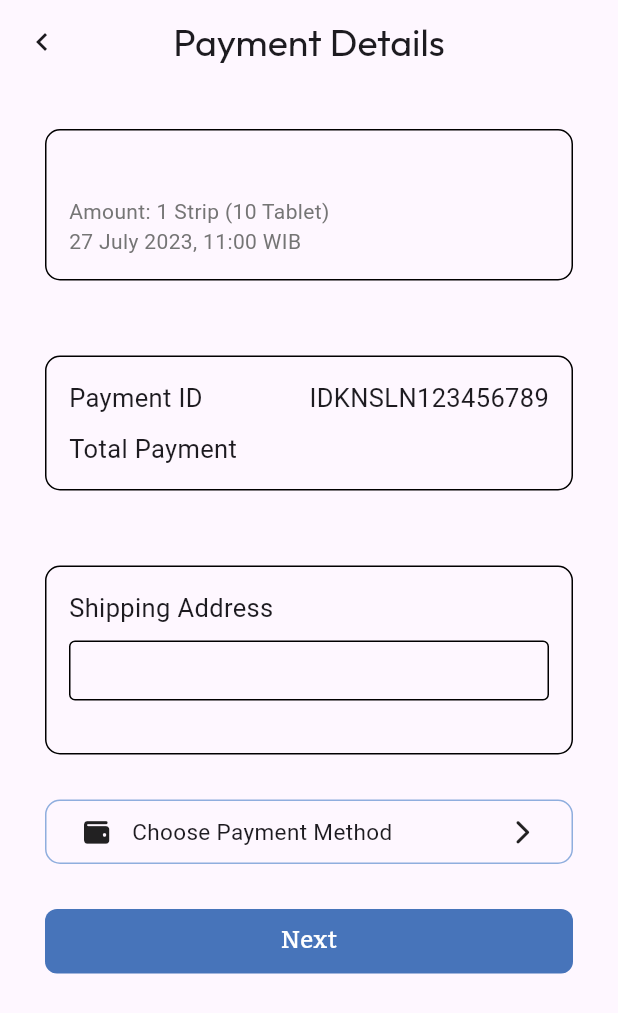
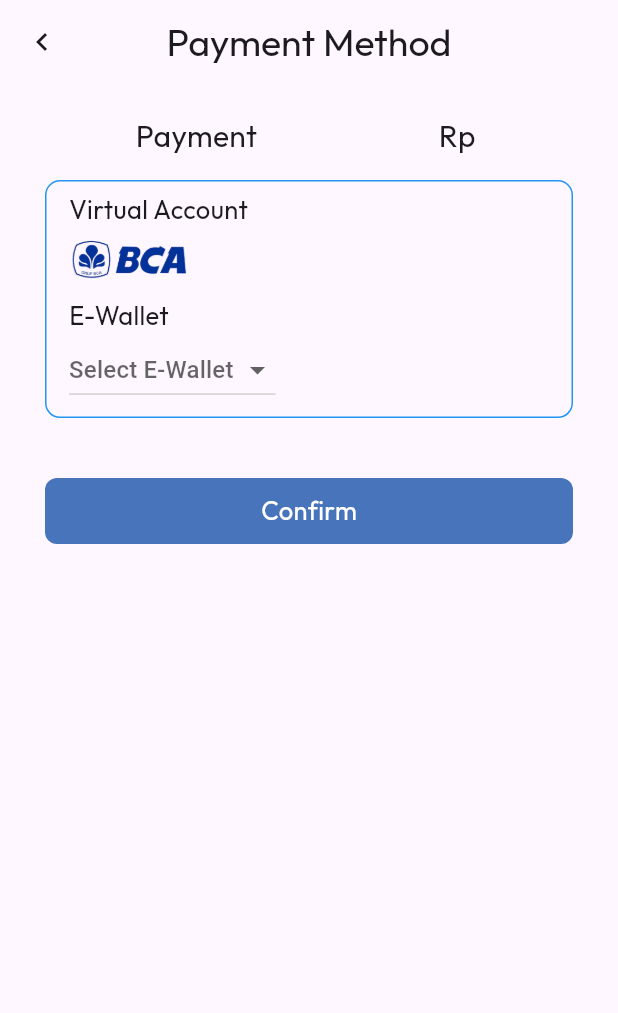
Before and after one commit to ChristoperChend/allergy-diary, a Flutter app: the DetailPembayaran screen opened directly with empty values, after a tap on "Choose Payment Method", on a phone screen of 412 x 824 dp. Shown: the top 1013 px of the screen. Run offline on Flutter 3.47's test engine with Material 3 defaults, Android fonts, the phone set to English and light mode, and no system bars; our stand-ins replace camera, cloud_firestore, email_validator, firebase_auth, firebase_core, font_awesome_flutter and 2 more; missing offline and left inert: google_mlkit_text_recognition; accounts and stored records are empty.

Commit message:
add payment method page

```diff
--- a/lib/MedicineComponents/DetailPembayaran.dart
+++ b/lib/MedicineComponents/DetailPembayaran.dart
@@ -1,18 +1,27 @@
-// ignore_for_file: file_names
-
 import 'package:flutter/material.dart';
 import 'package:font_awesome_flutter/font_awesome_flutter.dart';
+import 'package:project/components/PaymentMethod.dart';
 
-class DetailPembayaran extends StatelessWidget {
+class DetailPembayaran extends StatefulWidget {
   final String product;
   final String price;
   final VoidCallback onTap;
+
+  const DetailPembayaran({
+    super.key,
+    required this.product,
+    required this.price,
+    required this.onTap,
+  });
+
+  @override
+  _DetailPembayaranState createState() => _DetailPembayaranState();
+}
+
+class _DetailPembayaranState extends State<DetailPembayaran> {
   final TextEditingController addressController = TextEditingController();
-  DetailPembayaran(
-      {super.key,
-      required this.product,
-      required this.price,
-      required this.onTap});
+  String? selectedPaymentMethod;
+  String? selectedPaymentImage;
 
   @override
   Widget build(BuildContext context) {
@@ -25,10 +34,11 @@ class DetailPembayaran extends StatelessWidget {
         centerTitle: true,
         automaticallyImplyLeading: false,
         leading: IconButton(
-            onPressed: () {
-              Navigator.of(context).pop();
-            },
-            icon: const Icon(Icons.chevron_left)),
+          onPressed: () {
+            Navigator.of(context).pop();
+          },
+          icon: const Icon(Icons.chevron_left),
+        ),
       ),
       body: SingleChildScrollView(
         child: Padding(
@@ -47,7 +57,7 @@ class DetailPembayaran extends StatelessWidget {
                       crossAxisAlignment: CrossAxisAlignment.start,
                       children: [
                         Text(
-                          product,
+                          widget.product,
                           style: const TextStyle(
                               fontSize: 20, fontWeight: FontWeight.bold),
                         ),
@@ -56,7 +66,7 @@ class DetailPembayaran extends StatelessWidget {
                           style: TextStyle(color: Colors.grey.shade600),
                         ),
                         Text('27 July 2023, 11:00 WIB',
-                            style: TextStyle(color: Colors.grey.shade600))
+                            style: TextStyle(color: Colors.grey.shade600)),
                       ],
                     ),
                   ),
@@ -94,9 +104,9 @@ class DetailPembayaran extends StatelessWidget {
                             const Text('Total Payment',
                                 style: TextStyle(fontSize: 17)),
                             Text(
-                              price,
+                              widget.price,
                               style: const TextStyle(fontSize: 17),
-                            )
+                            ),
                           ],
                         )
                       ],
@@ -145,9 +155,65 @@ class DetailPembayaran extends StatelessWidget {
                   ),
                 ),
               ),
+              const SizedBox(
+                height: 40,
+              ),
+              if (selectedPaymentMethod != null && selectedPaymentImage != null)
+                Center(
+                  child: Container(
+                    width: double.infinity,
+                    decoration: BoxDecoration(
+                      border: Border.all(color: Colors.black),
+                      borderRadius: BorderRadius.circular(10),
+                    ),
+                    child: Padding(
+                      padding: const EdgeInsets.all(15),
+                      child: Column(
+                        crossAxisAlignment: CrossAxisAlignment.start,
+                        children: [
+                          const Text(
+                            'Selected Payment Method',
+                            style: TextStyle(fontSize: 17),
+                          ),
+                          const SizedBox(height: 10),
+                          Row(
+                            children: [
+                              Image.asset(
+                                selectedPaymentImage!,
+                                width: 60,
+                                height: 60,
+                              ),
+                              const SizedBox(width: 8),
+                              Text(
+                                selectedPaymentMethod!,
+                                style: const TextStyle(fontSize: 17),
+                              ),
+                            ],
+                          ),
+                        ],
+                      ),
+                    ),
+                  ),
+                ),
               const SizedBox(height: 30),
               GestureDetector(
-                onTap: () {},
+                onTap: () {
+                  Navigator.push(
+                    context,
+                    MaterialPageRoute(
+                      builder: (context) => PaymentMethod(
+                        price: widget.price,
+                        onPaymentMethodSelected:
+                            (String paymentMethod, String paymentImage) {
+                          setState(() {
+                            selectedPaymentMethod = paymentMethod;
+                            selectedPaymentImage = paymentImage;
+                          });
+                        },
+                      ),
+                    ),
+                  );
+                },
                 child: Container(
                   padding:
                       const EdgeInsets.symmetric(horizontal: 25, vertical: 10),
@@ -184,26 +250,12 @@ class DetailPembayaran extends StatelessWidget {
               GestureDetector(
                 onTap: () {
                   if (addressController.text.isEmpty) {
-                    showDialog(
-                      context: context,
-                      builder: (BuildContext context) {
-                        return AlertDialog(
-                          title: const Text('Error'),
-                          content:
-                              const Text('Shipping address must be filled.'),
-                          actions: [
-                            TextButton(
-                              onPressed: () {
-                                Navigator.of(context).pop();
-                              },
-                              child: const Text('OK'),
-                            ),
-                          ],
-                        );
-                      },
-                    );
+                    showErrorPopup(context, 'fill the shipping address');
+                  } else if (selectedPaymentMethod == null &&
+                      selectedPaymentImage == null) {
+                    showErrorPopup(context, 'select the payment method');
                   } else {
-                    onTap();
+                    widget.onTap();
                   }
                 },
                 child: Container(
@@ -230,4 +282,24 @@ class DetailPembayaran extends StatelessWidget {
       ),
     );
   }
+
+  void showErrorPopup(BuildContext context, String errorMessage) {
+    showDialog(
+      context: context,
+      builder: (BuildContext context) {
+        return AlertDialog(
+          title: const Text('Error'),
+          content: Text(errorMessage),
+          actions: [
+            TextButton(
+              onPressed: () {
+                Navigator.of(context).pop();
+              },
+              child: const Text('OK'),
+            ),
+          ],
+        );
+      },
+    );
+  }
 }
--- /dev/null
+++ b/lib/components/PaymentMethod.dart
@@ -0,0 +1,197 @@
+import 'package:flutter/material.dart';
+
+class PaymentMethod extends StatefulWidget {
+  final String price;
+  final Function(String, String) onPaymentMethodSelected;
+
+  const PaymentMethod({
+    super.key,
+    required this.price,
+    required this.onPaymentMethodSelected,
+  });
+
+  @override
+  State<PaymentMethod> createState() => _PaymentMethodState();
+}
+
+class _PaymentMethodState extends State<PaymentMethod> {
+  String? selectedEWallet;
+
+  @override
+  Widget build(BuildContext context) {
+    String finalPrice = widget.price;
+    return Scaffold(
+      appBar: AppBar(
+        title: const Text(
+          'Payment Method',
+          style: TextStyle(fontFamily: 'Outfit', fontSize: 25),
+        ),
+        centerTitle: true,
+        automaticallyImplyLeading: false,
+        leading: IconButton(
+            onPressed: () {
+              Navigator.of(context).pop();
+            },
+            icon: const Icon(Icons.chevron_left)),
+      ),
+      body: Padding(
+        padding: const EdgeInsets.symmetric(horizontal: 30, vertical: 20),
+        child: Column(
+          children: [
+            Row(
+              mainAxisAlignment: MainAxisAlignment.spaceAround,
+              children: [
+                const Text(
+                  'Payment',
+                  style: TextStyle(fontFamily: 'Outfit', fontSize: 20),
+                ),
+                Text('Rp $finalPrice',
+                    style: const TextStyle(fontFamily: 'Outfit', fontSize: 20)),
+              ],
+            ),
+            const SizedBox(
+              height: 15,
+            ),
+            Container(
+                width: double.infinity,
+                decoration: BoxDecoration(
+                    border: Border.all(color: Colors.blue),
+                    borderRadius: BorderRadius.circular(10)),
+                child: Padding(
+                  padding:
+                      const EdgeInsets.symmetric(horizontal: 15, vertical: 7),
+                  child: Column(
+                    crossAxisAlignment: CrossAxisAlignment.start,
+                    children: [
+                      const Text('Virtual Account',
+                          style: TextStyle(fontFamily: 'Outfit', fontSize: 17)),
+                      const SizedBox(
+                        height: 5,
+                      ),
+                      GestureDetector(
+                        onTap: () {
+                          widget.onPaymentMethodSelected(
+                              'Virtual Account', 'image/BCA.png');
+                          Navigator.of(context).pop();
+                        },
+                        child: buildPaymentOptions('image/BCA.png'),
+                      ),
+                      const SizedBox(
+                        height: 10,
+                      ),
+                      buildEwalletDropdown(),
+                    ],
+                  ),
+                )),
+            const SizedBox(height: 40),
+            GestureDetector(
+              onTap: () {
+                if (selectedEWallet != null) {
+                  widget.onPaymentMethodSelected(
+                      selectedEWallet!, getEwalletImage(selectedEWallet!));
+                  Navigator.of(context).pop();
+                }
+              },
+              child: Container(
+                padding: const EdgeInsets.all(10),
+                decoration: BoxDecoration(
+                  color: const Color.fromRGBO(71, 116, 186, 1),
+                  borderRadius: BorderRadius.circular(8),
+                ),
+                child: const Center(
+                  child: Text(
+                    'Confirm',
+                    style: TextStyle(
+                      fontFamily: 'Outfit',
+                      color: Colors.white,
+                      fontSize: 17,
+                    ),
+                  ),
+                ),
+              ),
+            ),
+          ],
+        ),
+      ),
+    );
+  }
+
+  Widget buildPaymentOptions(String image) {
+    return Row(
+      children: [
+        Image.asset(
+          image,
+          width: 80,
+        ),
+      ],
+    );
+  }
+
+  Widget buildEwalletDropdown() {
+    return Column(
+      crossAxisAlignment: CrossAxisAlignment.start,
+      children: [
+        const Text(
+          'E-Wallet',
+          style: TextStyle(fontFamily: 'Outfit', fontSize: 17),
+        ),
+        DropdownButton<String>(
+          value: selectedEWallet,
+          hint: const Text('Select E-Wallet'),
+          items: [
+            DropdownMenuItem(
+              value: 'GoPay',
+              child: _buildDropdownItem('image/gopay.png', 'GoPay'),
+            ),
+            DropdownMenuItem(
+              value: 'OVO',
+              child: _buildDropdownItem('image/ovo.png', 'OVO'),
+            ),
+            DropdownMenuItem(
+              value: 'ShopeePay',
+              child: _buildDropdownItem('image/shopeePay.png', 'ShopeePay'),
+            ),
+            DropdownMenuItem(
+              value: 'DANA',
+              child: _buildDropdownItem('image/dana.png', 'DANA'),
+            ),
+          ],
+          onChanged: (value) {
+            setState(() {
+              selectedEWallet = value;
+            });
+          },
+        ),
+      ],
+    );
+  }
+
+  Widget _buildDropdownItem(String imagePath, String name) {
+    return Row(
+      children: [
+        Image.asset(
+          imagePath,
+          width: 24,
+          height: 24,
+        ),
+        const SizedBox(width: 8),
+        Text(name),
+      ],
+    );
+  }
+
+  String getEwalletImage(String eWallet) {
+    switch (eWallet) {
+      case 'GoPay':
+        return 'image/gopay.png';
+      case 'OVO':
+        return 'image/ovo.png';
+      case 'ShopeePay':
+        return 'image/shopeePay.png';
+      case 'DANA':
+        return 'image/dana.png';
+      default:
+        return '';
+    }
+  }
+}
--- a/pubspec.yaml
+++ b/pubspec.yaml
@@ -91,6 +91,11 @@ flutter:
     - image/Image2.png
     - image/Image3.png
     - image/Image4.png
+    - image/BCA.png
+    - image/gopay.png
+    - image/ovo.png
+    - image/shopeePay.png
+    - image/dana.png
   #   - images/a_dot_burr.jpeg
   #   - images/a_dot_ham.jpeg
 
```
Also changed, not shown: image/BCA.png (added), image/dana.png (added), image/gopay.png (added), image/ovo.png (added), image/shopeePay.png (added).
